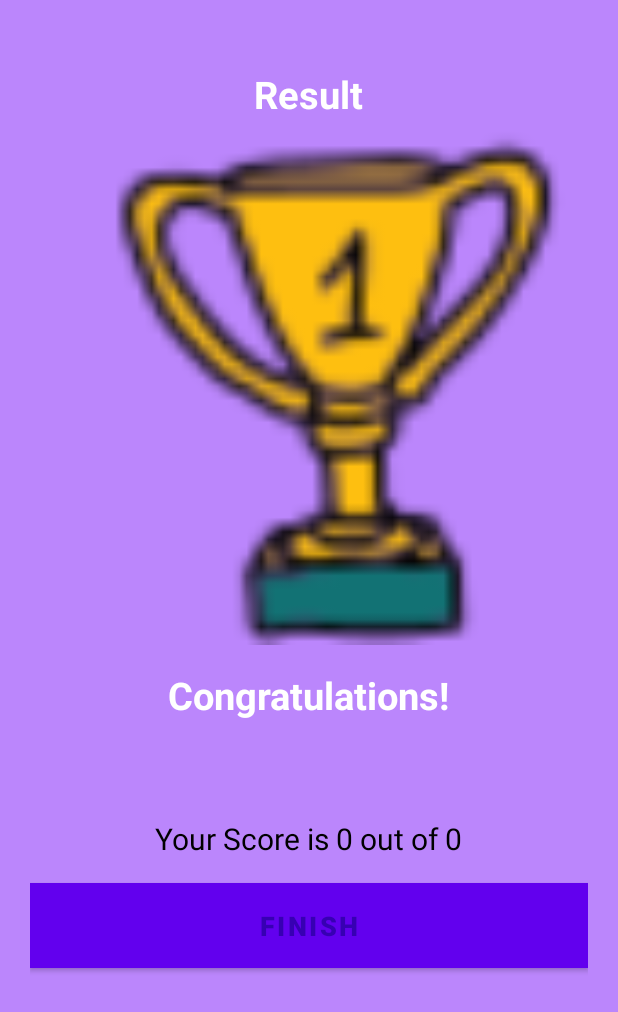
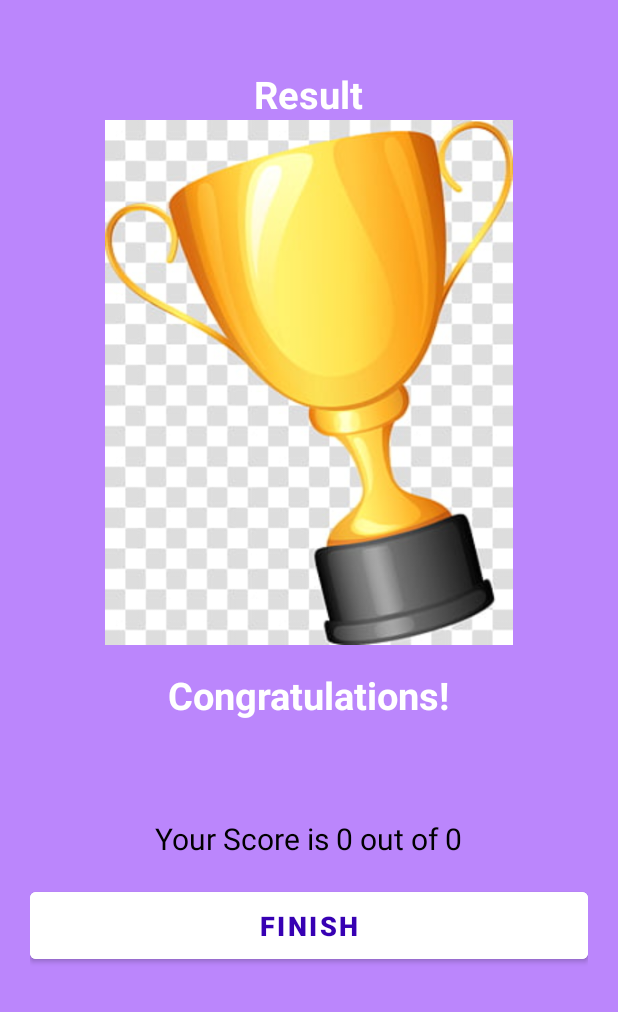
Before and after one commit to Felix-Kariuki/CodeQuiz, an Android app: the ResultActivity screen opened directly, with no data from a screen before it, on a phone screen of 412 x 824 dp. Shown: the top 1012 px of the screen. Run offline under Robolectric (Android 15) with nearby library versions, the phone set to English and light mode, and no system bars.

```diff
--- a/app/src/main/res/layout/activity_questions.xml
+++ b/app/src/main/res/layout/activity_questions.xml
@@ -21,13 +21,14 @@
             android:layout_margin="10dp"
             android:gravity="center"
             android:textSize="22sp"
-            android:text="What Country does this flag belong to"
+            android:text="@string/quiz"
             android:textColor="@color/colorBlack"/>
         <ImageView
             android:id="@+id/ivImage"
             android:layout_width="wrap_content"
             android:layout_height="wrap_content"
             android:layout_marginTop="16dp"
+            android:contentDescription="@string/app_name"
             android:src="@drawable/argentina"
             />
         <LinearLayout
--- a/app/src/main/res/layout/activity_result.xml
+++ b/app/src/main/res/layout/activity_result.xml
@@ -22,10 +22,10 @@
 
     <ImageView
         android:id="@+id/ivTrophy"
-        android:layout_width="350dp"
+        android:layout_width="wrap_content"
         android:layout_height="350dp"
         android:contentDescription="@string/congratulations"
-        android:src="@drawable/tophy"
+        android:src="@drawable/trophy3"
         android:gravity="center"
         />
     <TextView
@@ -45,7 +45,7 @@
         android:textColor="@color/white"
         android:textSize="22sp"
         android:textStyle="bold"
-        android:text="@string/username"/>
+        tools:text="@string/username"/>
     <TextView
         android:id="@+id/tvScore"
         android:layout_width="wrap_content"
@@ -65,7 +65,6 @@
         android:textSize="18sp"
         android:gravity="center"
         android:textStyle="bold"
-        android:background="@color/white"
         android:padding="10dp"
         android:backgroundTint="@color/white"
         tools:targetApi="lollipop" />
--- a/app/src/main/res/values/strings.xml
+++ b/app/src/main/res/values/strings.xml
@@ -12,4 +12,5 @@
     <string name="congratulations">Congratulations</string>
     <string name="congrats">Congratulations!</string>
     <string name="username">UserName</string>
+    <string name="quiz">What Country does this flag belong to</string>
 </resources>
```
Also changed, not shown: app/src/main/res/drawable/tophy.png (deleted), app/src/main/res/drawable/trophy3.jpg (added).
